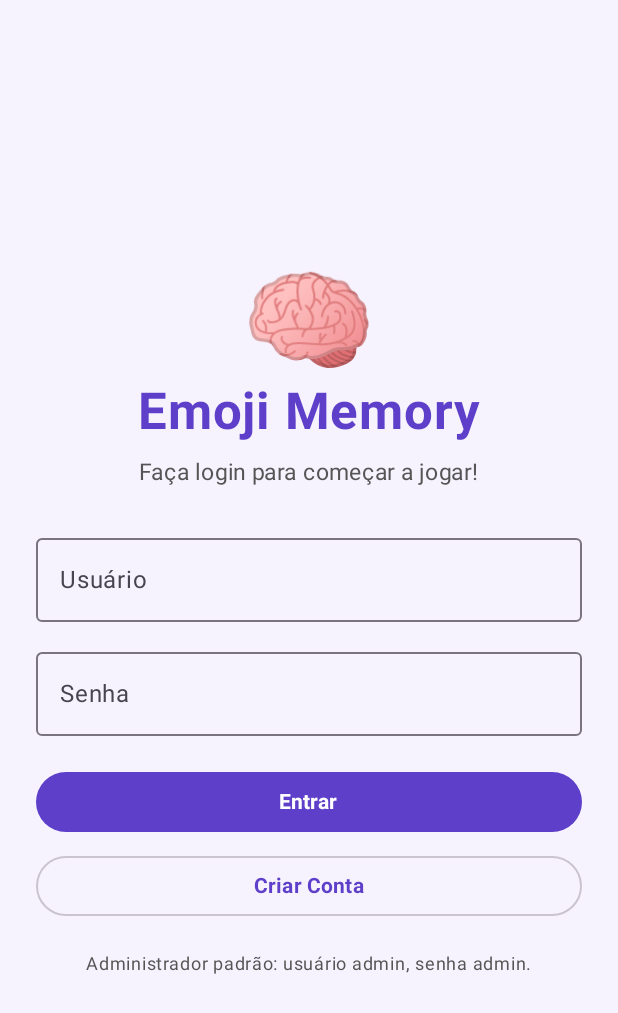
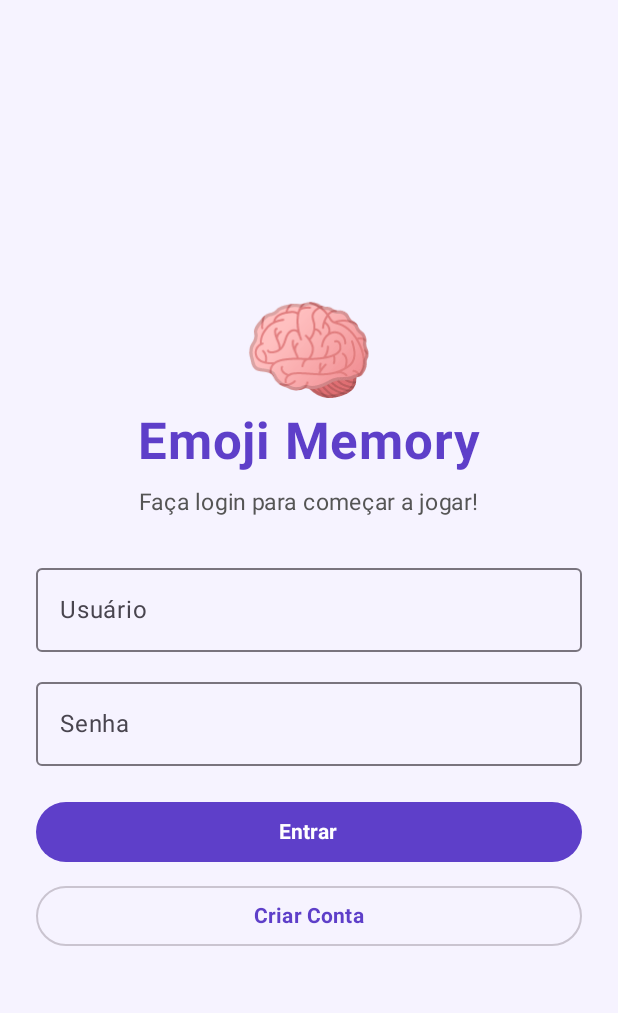
Before and after one commit to gustavopurkoot/Emoji-Memory-Android, an Android app built with Jetpack Compose: the login screen opened through its navigation route, on a phone screen of 412 x 824 dp. Shown: the top 1013 px of the screen. Run offline under Robolectric (Android 15) with nearby library versions, the phone set to English and light mode, and no system bars.

Commit message:
refactor(ui): remover texto de credenciais padrão em TelaLogin

```diff
--- a/app/src/main/java/com/example/emoji_memory_android/ui/TelaLogin.kt
+++ b/app/src/main/java/com/example/emoji_memory_android/ui/TelaLogin.kt
@@ -110,12 +110,5 @@ fun TelaLogin(navController: NavController, jogoVm: JogoViewModel) {
         ) {
             Text("Criar Conta", fontWeight = FontWeight.Bold, color = RoxoPrincipal)
         }
-
-        Spacer(modifier = Modifier.height(16.dp))
-        Text(
-            text = "Administrador padrão: usuário admin, senha admin.",
-            fontSize = 12.sp,
-            color = TextoCinza
-        )
     }
 }
```
